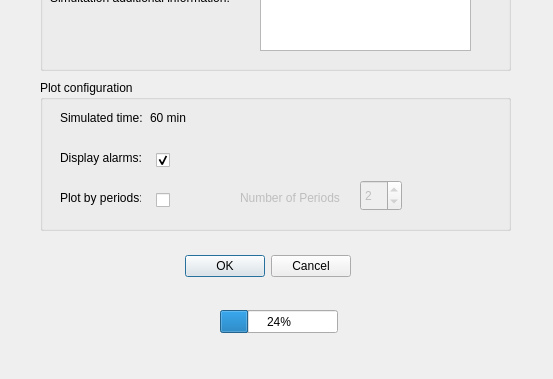
gastonashby/Servoglu, file prueba.ui: the form before one commit; both pictures show x 0 to 553 and y 200 to 579 of the 553 by 579 pixel window.
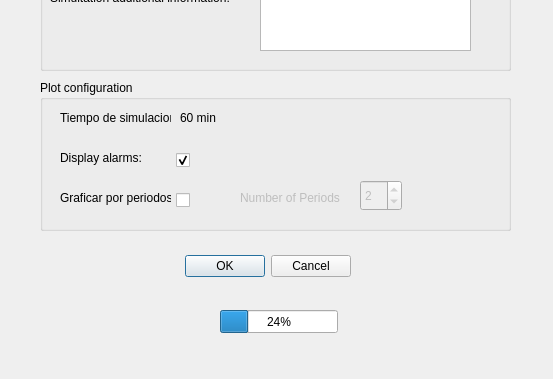
The form after the commit.

What changed in the file:
```diff
--- a/prueba.ui
+++ b/prueba.ui
@@ -219,7 +219,7 @@
    <widget class="QCheckBox" name="plotByPeriods">
     <property name="geometry">
      <rect>
-      <x>110</x>
+      <x>130</x>
       <y>110</y>
       <width>20</width>
       <height>20</height>
@@ -240,18 +240,18 @@
      <rect>
       <x>20</x>
       <y>110</y>
-      <width>81</width>
+      <width>111</width>
       <height>16</height>
      </rect>
     </property>
     <property name="text">
-     <string>Plot by periods:</string>
+     <string>Graficar por periodos</string>
     </property>
    </widget>
    <widget class="QCheckBox" name="displayAlarm">
     <property name="geometry">
      <rect>
-      <x>110</x>
+      <x>130</x>
       <y>70</y>
       <width>20</width>
       <height>20</height>
@@ -285,18 +285,18 @@
      <rect>
       <x>20</x>
       <y>30</y>
-      <width>231</width>
+      <width>111</width>
       <height>16</height>
      </rect>
     </property>
     <property name="text">
-     <string>Simulated time:</string>
+     <string>Tiempo de simulacion:</string>
     </property>
    </widget>
    <widget class="QLabel" name="label_15">
     <property name="geometry">
      <rect>
-      <x>110</x>
+      <x>140</x>
       <y>30</y>
       <width>81</width>
       <height>16</height>
```
